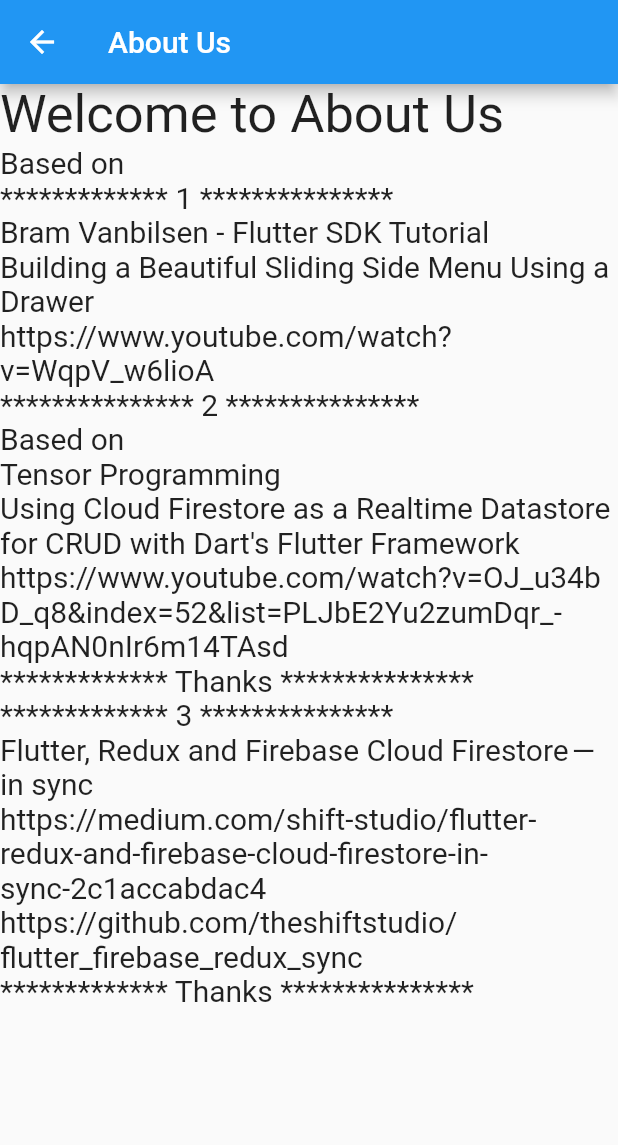
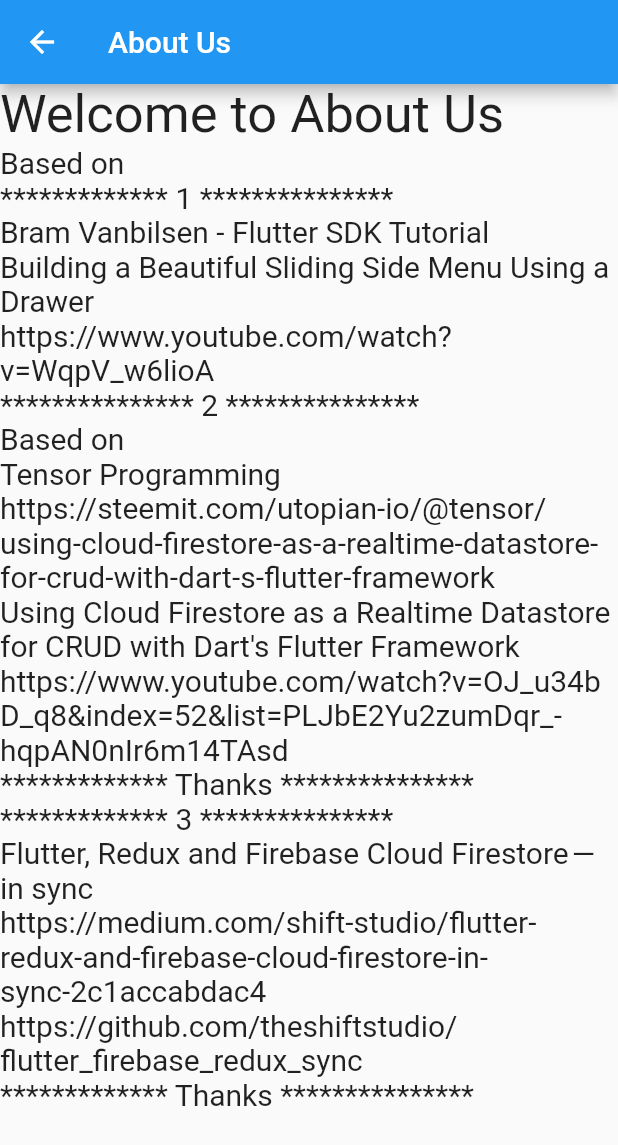
Before and after one commit to adhulappanavar/advantage_flutter, a Flutter app: the screen it shows after launch, in the side drawer, after a tap on "About Us", on a phone screen of 412 x 824 dp. Shown: the top 1145 px of the screen. Run offline on Flutter 3.47's test engine with Material 2 defaults, Android fonts, the phone set to English and light mode, and no system bars; our stand-ins replace cloud_firestore, flutter_redux, redux, rxdart; missing offline and left inert: redux_epics; accounts and stored records are empty; network calls fail.

Commit message:
Updated About

```diff
--- a/lib/pages/about.dart
+++ b/lib/pages/about.dart
@@ -18,6 +18,7 @@ class AboutPage extends StatelessWidget {
             new Text("*************** 2 ***************", style: new TextStyle(fontSize: 20.0)),
             new Text("Based on", style: new TextStyle(fontSize: 20.0)),
             new Text("Tensor Programming", style: new TextStyle(fontSize: 20.0)),
+            new Text("https://steemit.com/utopian-io/@tensor/using-cloud-firestore-as-a-realtime-datastore-for-crud-with-dart-s-flutter-framework", style: new TextStyle(fontSize: 20.0)),
             new Text("Using Cloud Firestore as a Realtime Datastore for CRUD with Dart's Flutter Framework", style: new TextStyle(fontSize: 20.0)),
             new Text("https://www.youtube.com/watch?v=OJ_u34bD_q8&index=52&list=PLJbE2Yu2zumDqr_-hqpAN0nIr6m14TAsd", style: new TextStyle(fontSize: 20.0)),
             new Text("************* Thanks ***************", style: new TextStyle(fontSize: 20.0)),
```
